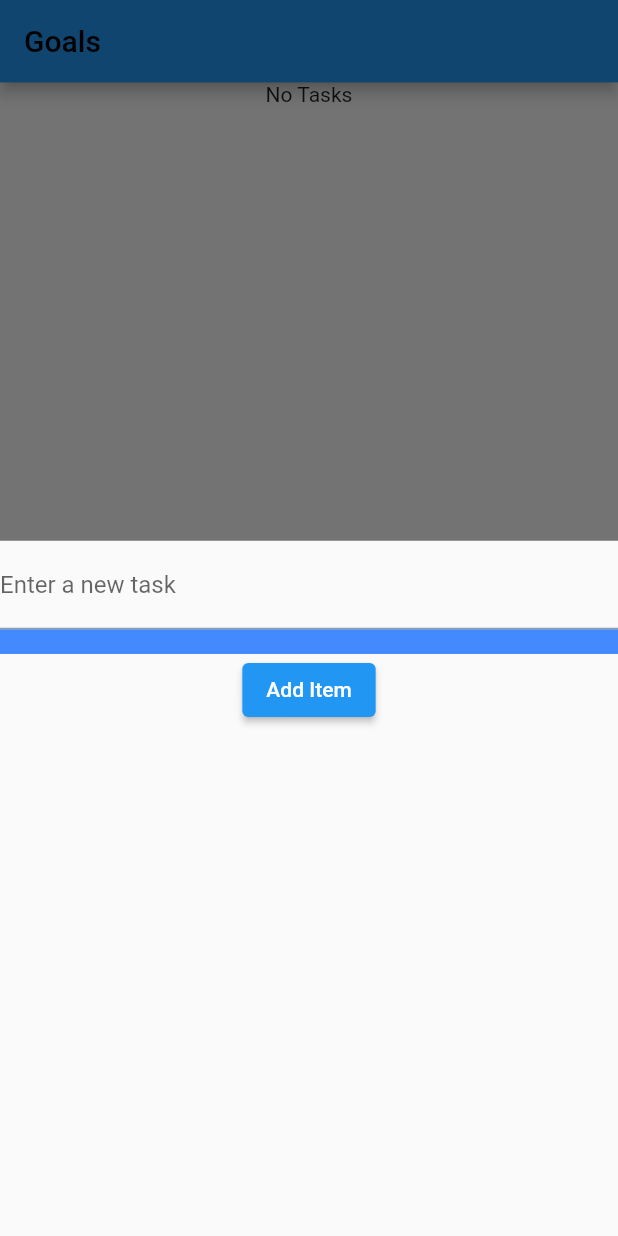
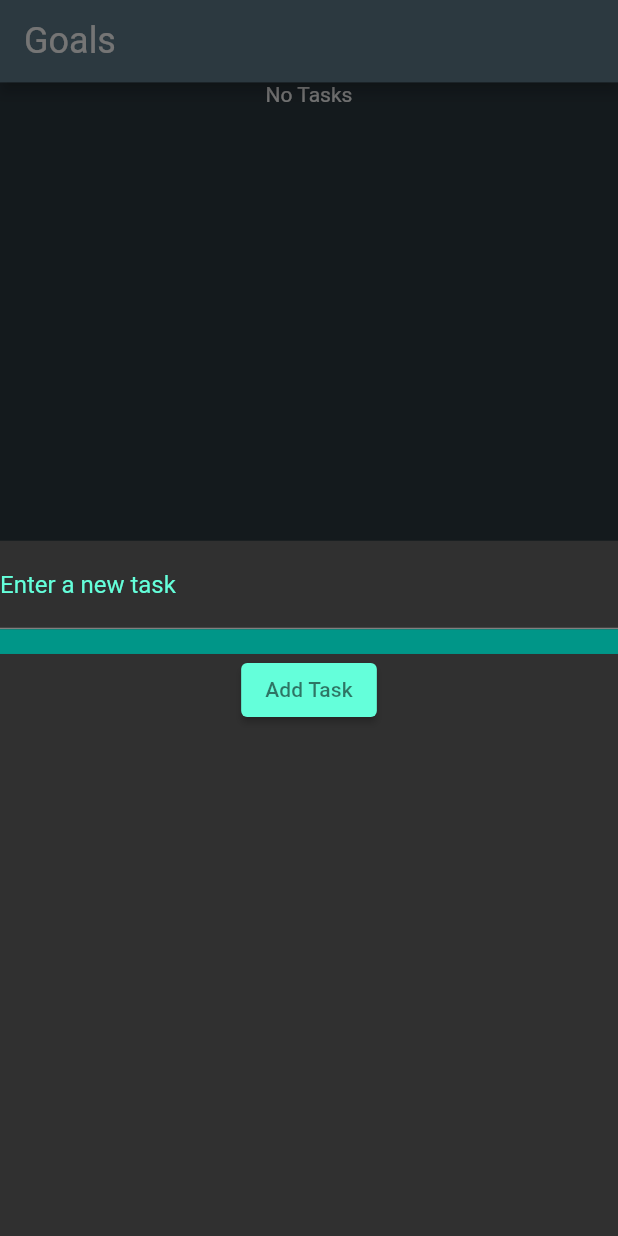
Before and after one commit to jackson338/Tasklist, a Flutter app: the screen it shows after launch, item 2 of the bottom bar chosen, after a tap on the "add" icon, on a phone screen of 412 x 824 dp. Run offline on Flutter 3.47's test engine with Material 2 defaults, Android fonts, the phone set to English and light mode, and no system bars; our stand-ins replace shared_preferences.

Commit message:
Changed theme data across whole app
Signed-off-by: jackson <jackson@indicio.tech>

```diff
--- a/lib/main.dart
+++ b/lib/main.dart
@@ -17,8 +17,22 @@ class MyApp extends StatelessWidget {
       title: 'ride on ohv',
       theme: ThemeData(
         primarySwatch: Colors.blue,
-        accentColor: Colors.blueAccent,
-        brightness: Brightness.light,
+        primaryColor: Colors.tealAccent,
+        primaryColorLight: Colors.lightBlue,
+        primaryColorDark: Colors.blueGrey,
+        backgroundColor: Colors.black54,
+        dividerColor: Colors.teal,
+        brightness: Brightness.dark,
+        textTheme: TextTheme(
+          bodyText1: TextStyle(color: Colors.white),
+          subtitle2: TextStyle(color: Colors.black54),
+          subtitle1: TextStyle(color: Colors.white),
+          headline2: TextStyle(color: Colors.white),
+          headline3: TextStyle(color: Colors.white),
+          headline4: TextStyle(color: Colors.white),
+          headline5: TextStyle(color: Colors.white),
+          headline6: TextStyle(color: Colors.white),
+        ),
       ),
       home: Controller(title: 'ohv home'),
     );
@@ -52,28 +66,48 @@ class _ControllerState extends State<Controller> {
         body: TabBarView(
           children: _pages,
         ),
+        backgroundColor: Theme.of(context).primaryColorDark,
         bottomNavigationBar: Container(
+          // color: Theme.of(context).primaryColorDark,
           height: MediaQuery.of(context).size.height / 15,
           margin: EdgeInsets.only(bottom: 20),
           child: new TabBar(
             tabs: [
               Tab(
-                icon: Icon(Icons.home),
+                icon: Icon(
+                  Icons.home,
+                  color: Theme.of(context).primaryColor,
+                ),
               ),
               Tab(
-                icon: Icon(Icons.flag),
+                icon: Icon(
+                  Icons.flag,
+                  color: Theme.of(context).primaryColor,
+                ),
               ),
               Tab(
-                icon: Icon(Icons.list),
+                icon: Icon(
+                  Icons.list,
+                  color: Theme.of(context).primaryColor,
+                ),
               ),
               Tab(
-                icon: Icon(Icons.event_note_outlined),
+                icon: Icon(
+                  Icons.event_note_outlined,
+                  color: Theme.of(context).primaryColor,
+                ),
               ),
               Tab(
-                icon: Icon(Icons.loop),
+                icon: Icon(
+                  Icons.loop,
+                  color: Theme.of(context).primaryColor,
+                ),
               ),
               Tab(
-                icon: Icon(Icons.sticky_note_2_outlined),
+                icon: Icon(
+                  Icons.sticky_note_2_outlined,
+                  color: Theme.of(context).primaryColor,
+                ),
               ),
             ],
             unselectedLabelColor: Colors.black,
--- a/lib/pages/goal_page.dart
+++ b/lib/pages/goal_page.dart
@@ -128,19 +128,20 @@ class _GoalPageState extends State<GoalPage> {
       _buildGoals();
     }
     return Scaffold(
+      backgroundColor: Theme.of(context).backgroundColor,
       appBar: AppBar(
         toolbarHeight: MediaQuery.of(context).size.height / 15,
-        brightness: Brightness.light,
-        backgroundColor: Theme.of(context).primaryColor,
+        backgroundColor: Theme.of(context).primaryColorDark,
         title: Text(
           "Goals",
-          style: TextStyle(color: Colors.black),
+          style: Theme.of(context).textTheme.headline5,
         ),
       ),
       body: Center(
         child: Container(
           height: MediaQuery.of(context).size.height,
           child: RefreshIndicator(
+            color: Theme.of(context).dividerColor,
             child: TaskListWidget(_goalsList, _deleteGoal, _completeGoal),
             onRefresh: refreshList,
           ),
--- a/lib/pages/today.dart
+++ b/lib/pages/today.dart
@@ -1,9 +1,9 @@
 import 'package:flutter/material.dart';
 import 'package:shared_preferences/shared_preferences.dart';
 import 'package:tasklist_app/models/task_mod.dart';
-import 'package:tasklist_app/widgets/task_item.dart';
+// import 'package:tasklist_app/widgets/task_item.dart';
 import 'package:tasklist_app/widgets/task_list.dart';
-import 'package:tasklist_app/widgets/task_list_reorderable.dart';
+// import 'package:tasklist_app/widgets/task_list_reorderable.dart';
 import 'package:tasklist_app/widgets/task_new.dart';
 import 'package:intl/intl.dart';
 
@@ -115,19 +115,25 @@ class _TodayPageState extends State<TodayPage> {
   int count = 0;
   List<String> newBuildList = [];
   void datePrefs() async {
+    print('Date Prefs Called');
+    SharedPreferences prefs = await SharedPreferences.getInstance();
     setState(() {
+      // _dateTime = DateFormat.yMMMd().format(
+      //   DateTime.utc(2021, 10, 5),
+      // );
+      if (prefs.getStringList('Home Date List') != null) {
+        dateList = prefs.getStringList('Home Date List');
+        print('Home Date List retreived');
+      }
       _dateTime = DateFormat.yMMMd().format(DateTime.now()).toString();
-    });
-    SharedPreferences prefs = await SharedPreferences.getInstance();
-    if (prefs.getStringList('Home Date List') != null) {
-      dateList = prefs.getStringList('Home Date List');
-    }
-    setState(() {
       if (prefs.getString('Home Date') != null &&
           prefs.getString('Home Date') != _dateTime) {
+            print('Home Date != to null or current date');
         if (prefs.getStringList('Daily ID List') != null) {
           dailyBuildList = prefs.getStringList('Daily ID List');
+          print('Daily Build List reset to Daily ID List');
           prefs.setStringList('Daily Build List', dailyBuildList);
+          // buildDailyListFunc();
         }
 
         // print('date prefs');
@@ -144,10 +150,12 @@ class _TodayPageState extends State<TodayPage> {
 
   bool buildDaily = false;
   void buildDailyListFunc() async {
+    print('build Daily List Called');
     SharedPreferences prefs = await SharedPreferences.getInstance();
     if (prefs.getStringList('Daily Build List') != null) {
       String id;
       dailyBuildList = prefs.getStringList('Daily Build List');
+      print('Daily Build List Set');
       for (id in dailyBuildList) {
         if (prefs.getString('$id Icon Name') != 'check_circle') {
           final dailyTask = TaskMod(
@@ -158,10 +166,12 @@ class _TodayPageState extends State<TodayPage> {
           );
           setState(() {
             _dailyList.add(dailyTask);
+            print('daily list added to');
             buildCalled = true;
             if (prefs.getString('${dailyTask.id} Icon Name') != null) {
               dailyTask.iconName = prefs.getString('${dailyTask.id} Icon Name');
             }
+            buildDaily = true;
           });
         } else {
           dailyBuildList.remove(id);
@@ -172,9 +182,6 @@ class _TodayPageState extends State<TodayPage> {
         }
       }
     }
-    setState(() {
-      buildDaily = true;
-    });
   }
 
   void _buildTasks() async {
@@ -269,22 +276,24 @@ class _TodayPageState extends State<TodayPage> {
       buildDailyListFunc();
     }
     return Scaffold(
+      backgroundColor: Theme.of(context).backgroundColor,
       appBar: AppBar(
         toolbarHeight: MediaQuery.of(context).size.height / 15,
-        brightness: Brightness.light,
-        backgroundColor: Theme.of(context).primaryColor,
+        // brightness: Brightness.light,
+        backgroundColor: Theme.of(context).primaryColorDark,
         title: Text(
           "Today's Tasks",
-          style: TextStyle(color: Colors.black),
+          style: Theme.of(context).textTheme.headline5,
         ),
       ),
       body: RefreshIndicator(
+        color: Theme.of(context).dividerColor,
         child: Center(
           child: Column(
             children: [
               Container(
                 padding: EdgeInsets.all(10),
-                child: Text(_dateTime),
+                child: _dateTime != null ? Text(_dateTime) : Text(''),
               ),
               // Text(DateFormat.yMMMd().format(DateTime.now()).toString()),
               Container(
@@ -293,7 +302,7 @@ class _TodayPageState extends State<TodayPage> {
               ),
               Divider(
                 height: MediaQuery.of(context).size.height / 50,
-                color: Theme.of(context).accentColor,
+                color: Theme.of(context).dividerColor,
                 thickness: MediaQuery.of(context).size.height / 50,
                 endIndent: 4.0,
                 indent: 4.0,
@@ -310,7 +319,7 @@ class _TodayPageState extends State<TodayPage> {
       floatingActionButton: FloatingActionButton(
         child: Icon(Icons.add),
         backgroundColor: Theme.of(context).primaryColor,
-        splashColor: Theme.of(context).accentColor,
+        splashColor: Theme.of(context).primaryColor,
         onPressed: () async {
           SharedPreferences prefs = await SharedPreferences.getInstance();
           prefs.setInt('page index', 2);
--- a/lib/widgets/task_new.dart
+++ b/lib/widgets/task_new.dart
@@ -18,7 +18,7 @@ class _NewTaskState extends State<NewTask> {
   final _nameController = TextEditingController();
 
   void _submitData() {
-    if (  _nameController.text.isEmpty) {
+    if (_nameController.text.isEmpty) {
       return;
     }
     final _enteredName = _nameController.text;
@@ -50,8 +50,8 @@ class _NewTaskState extends State<NewTask> {
     showDatePicker(
             context: context,
             initialDate: DateTime.now(),
-            firstDate: DateTime(2021),
-            lastDate: DateTime(2022))
+            firstDate: DateTime.now(),
+            lastDate: DateTime(2030))
         .then((pickedDate) {
       if (pickedDate == null) {
         return;
@@ -71,13 +71,20 @@ class _NewTaskState extends State<NewTask> {
     return Column(
       children: [
         TextField(
-          decoration: InputDecoration(labelText: 'Enter a new task'),
+          style: Theme.of(context).textTheme.subtitle1,
+          cursorColor: Theme.of(context).primaryColor,
+          decoration: InputDecoration(
+            labelText: 'Enter a new task',
+            labelStyle: TextStyle(color: Theme.of(context).primaryColor),
+            // hintStyle: TextStyle(color: Theme.of(context).dividerColor),
+          ),
           controller: _nameController,
           onSubmitted: (_) => _submitData(),
         ),
         pageIndex == 3
             ? Container(
                 height: 70,
+                // color: Theme.of(context).backgroundColor,
                 child: Row(
                   children: [
                     Expanded(
@@ -88,20 +95,28 @@ class _NewTaskState extends State<NewTask> {
                       ),
                     ),
                     ElevatedButton(
+                      style: ButtonStyle(
+                        backgroundColor: MaterialStateProperty.all(
+                            Theme.of(context).primaryColor),
+                      ),
                       onPressed: _presentDatePicker,
-                      child: Icon(Icons.calendar_today),
+                      child: Icon(Icons.calendar_today,
+                          color: Theme.of(context).backgroundColor),
                     ),
                   ],
                 ),
               )
             : Divider(
-                color: Theme.of(context).accentColor,
+                color: Theme.of(context).dividerColor,
                 thickness: MediaQuery.of(context).size.height / 50,
                 height: MediaQuery.of(context).size.height / 50,
               ),
         ElevatedButton(
           onPressed: _submitData,
-          child: Text('Add Item'),
+          child: Text(
+            'Add Task',
+            style: Theme.of(context).textTheme.subtitle2,
+          ),
           style: ElevatedButton.styleFrom(
             primary: Theme.of(context).primaryColor,
           ),
```
Also changed, not shown: lib/pages/calendar_tasks.dart (+5 -3 lines), lib/pages/daily.dart (+5 -3 lines), lib/pages/journal.dart (+12 -5 lines), lib/pages/journal_folder_page.dart (+4 -3 lines), lib/widgets/folder_item.dart (+6 -2 lines), lib/widgets/task_item.dart (+6 -1 lines), 2 other files.
